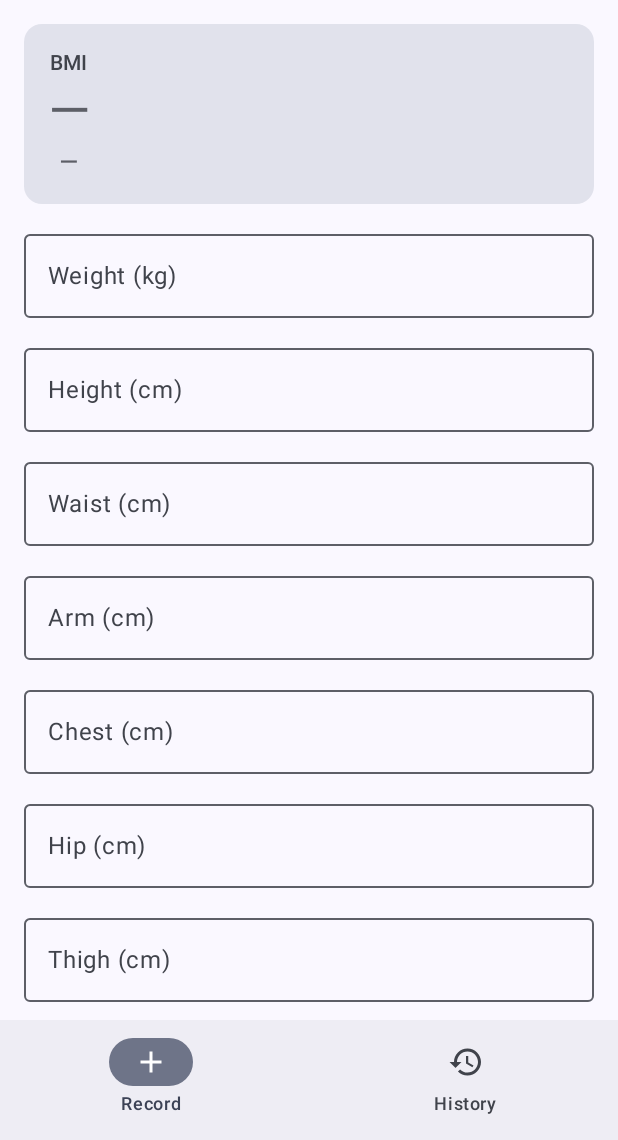
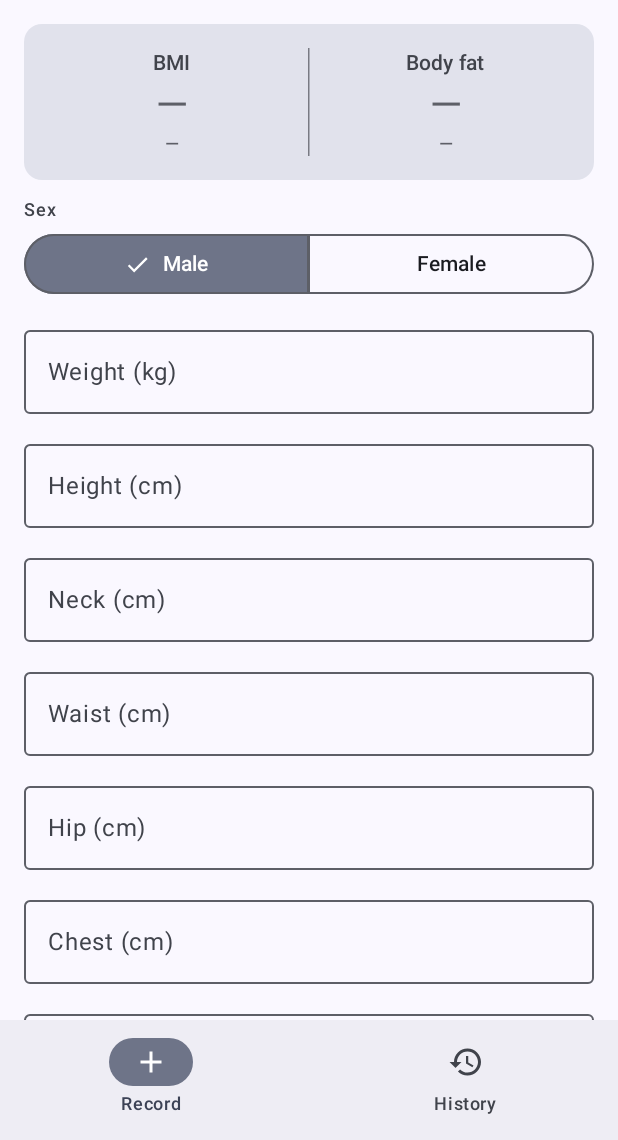
Before and after one commit to hakansilsupur/body_measure, an Android app built with Jetpack Compose: the screen it shows after launch (MainActivity), on a phone screen of 412 x 824 dp, the part 96-1236 px from its top. Run offline under Robolectric (Android 15) with nearby library versions, the phone set to English and light mode, and no system bars; our stand-ins replace Room's generated code.

Commit message:
Add body-fat % calculation (U.S. Navy tape method)
Adds a Sex selector and computes body-fat % from height, neck, and
waist (plus hip for female). Body-fat % is shown in the live preview
card alongside BMI and stored with each entry in History, color-coded
by ACE category (Essential/Athletes/Fitness/Average/Obese).

Schema bumped to v2 with destructive fallback (pre-release).

```diff
--- a/app/src/main/java/com/bodymeasure/app/data/Measurement.kt
+++ b/app/src/main/java/com/bodymeasure/app/data/Measurement.kt
@@ -7,6 +7,7 @@ import androidx.room.PrimaryKey
 data class Measurement(
     @PrimaryKey(autoGenerate = true) val id: Long = 0,
     val timestamp: Long = System.currentTimeMillis(),
+    val sex: String = "Male",
     val weightKg: Double,
     val heightCm: Double,
     val waistCm: Double? = null,
@@ -15,5 +16,6 @@ data class Measurement(
     val hipCm: Double? = null,
     val thighCm: Double? = null,
     val neckCm: Double? = null,
-    val bmi: Double
+    val bmi: Double,
+    val bodyFatPct: Double? = null
 )
--- a/app/src/main/java/com/bodymeasure/app/data/MeasurementDatabase.kt
+++ b/app/src/main/java/com/bodymeasure/app/data/MeasurementDatabase.kt
@@ -5,7 +5,7 @@ import androidx.room.Database
 import androidx.room.Room
 import androidx.room.RoomDatabase
 
-@Database(entities = [Measurement::class], version = 1, exportSchema = false)
+@Database(entities = [Measurement::class], version = 2, exportSchema = false)
 abstract class MeasurementDatabase : RoomDatabase() {
 
     abstract fun measurementDao(): MeasurementDao
@@ -19,7 +19,11 @@ abstract class MeasurementDatabase : RoomDatabase() {
                     context.applicationContext,
                     MeasurementDatabase::class.java,
                     "body_measure.db"
-                ).build().also { instance = it }
+                )
+                    // Pre-release: schema additions (sex, bodyFatPct) wipe the DB.
+                    .fallbackToDestructiveMigration()
+                    .build()
+                    .also { instance = it }
             }
     }
 }
--- a/app/src/main/java/com/bodymeasure/app/ui/AddMeasurementScreen.kt
+++ b/app/src/main/java/com/bodymeasure/app/ui/AddMeasurementScreen.kt
@@ -17,11 +17,16 @@ import androidx.compose.material3.CardDefaults
 import androidx.compose.material3.MaterialTheme
 import androidx.compose.material3.OutlinedButton
 import androidx.compose.material3.OutlinedTextField
+import androidx.compose.material3.SegmentedButton
+import androidx.compose.material3.SegmentedButtonDefaults
+import androidx.compose.material3.SingleChoiceSegmentedButtonRow
 import androidx.compose.material3.Text
+import androidx.compose.material3.VerticalDivider
 import androidx.compose.runtime.Composable
 import androidx.compose.runtime.getValue
 import androidx.compose.runtime.mutableStateOf
 import androidx.compose.runtime.remember
+import androidx.compose.runtime.saveable.rememberSaveable
 import androidx.compose.runtime.setValue
 import androidx.compose.ui.Alignment
 import androidx.compose.ui.Modifier
@@ -32,10 +37,14 @@ import androidx.compose.ui.unit.dp
 import com.bodymeasure.app.R
 import com.bodymeasure.app.util.Bmi
 import com.bodymeasure.app.util.BmiCategory
+import com.bodymeasure.app.util.BodyFat
+import com.bodymeasure.app.util.BodyFatCategory
+import com.bodymeasure.app.util.Sex
 
 @Composable
 fun AddMeasurementScreen(
     onSave: (
+        sex: Sex,
         weightKg: Double,
         heightCm: Double,
         waist: Double?,
@@ -48,19 +57,26 @@ fun AddMeasurementScreen(
     ) -> Unit,
     showMessage: (String) -> Unit
 ) {
-    var weight by remember { mutableStateOf("") }
-    var height by remember { mutableStateOf("") }
-    var waist by remember { mutableStateOf("") }
-    var arm by remember { mutableStateOf("") }
-    var chest by remember { mutableStateOf("") }
-    var hip by remember { mutableStateOf("") }
-    var thigh by remember { mutableStateOf("") }
-    var neck by remember { mutableStateOf("") }
+    var sex by rememberSaveable { mutableStateOf(Sex.Male) }
+    var weight by rememberSaveable { mutableStateOf("") }
+    var height by rememberSaveable { mutableStateOf("") }
+    var waist by rememberSaveable { mutableStateOf("") }
+    var arm by rememberSaveable { mutableStateOf("") }
+    var chest by rememberSaveable { mutableStateOf("") }
+    var hip by rememberSaveable { mutableStateOf("") }
+    var thigh by rememberSaveable { mutableStateOf("") }
+    var neck by rememberSaveable { mutableStateOf("") }
 
     val weightD = weight.toDoubleOrNull()
     val heightD = height.toDoubleOrNull()
+    val waistD = waist.toDoubleOrNull()
+    val hipD = hip.toDoubleOrNull()
+    val neckD = neck.toDoubleOrNull()
+
     val livePreviewBmi = if (weightD != null && heightD != null && weightD > 0 && heightD > 0)
         Bmi.calculate(weightD, heightD) else null
+    val livePreviewBodyFat = if (heightD != null && heightD > 0)
+        BodyFat.calculate(sex, heightD, neckD, waistD, hipD) else null
 
     val savedLabel = stringResource(R.string.saved)
     val errInvalid = stringResource(R.string.error_invalid_number)
@@ -73,16 +89,26 @@ fun AddMeasurementScreen(
             .padding(16.dp),
         verticalArrangement = Arrangement.spacedBy(12.dp)
     ) {
-        BmiPreviewCard(bmi = livePreviewBmi)
+        PreviewCard(bmi = livePreviewBmi, sex = sex, bodyFat = livePreviewBodyFat)
+
+        SexSelector(sex = sex, onChange = { sex = it })
 
         NumberField(value = weight, onChange = { weight = it }, label = stringResource(R.string.weight_kg))
         NumberField(value = height, onChange = { height = it }, label = stringResource(R.string.height_cm))
+        NumberField(value = neck, onChange = { neck = it }, label = stringResource(R.string.neck_cm))
         NumberField(value = waist, onChange = { waist = it }, label = stringResource(R.string.waist_cm))
+        NumberField(value = hip, onChange = { hip = it }, label = stringResource(R.string.hip_cm))
+        NumberField(value = chest, onChange = { chest = it }, label = stringResource(R.string.chest_cm))
         NumberField(value = arm, onChange = { arm = it }, label = stringResource(R.string.arm_cm))
-        NumberField(value = chest, onChange = { chest = it }, label = stringResource(R.string.chest_cm))
-        NumberField(value = hip, onChange = { hip = it }, label = stringResource(R.string.hip_cm))
         NumberField(value = thigh, onChange = { thigh = it }, label = stringResource(R.string.thigh_cm))
-        NumberField(value = neck, onChange = { neck = it }, label = stringResource(R.string.neck_cm))
+
+        Text(
+            text = stringResource(
+                if (sex == Sex.Female) R.string.bf_hint_female else R.string.bf_hint_male
+            ),
+            style = MaterialTheme.typography.bodySmall,
+            color = MaterialTheme.colorScheme.onSurfaceVariant
+        )
 
         Row(
             modifier = Modifier.fillMaxWidth(),
@@ -105,6 +131,7 @@ fun AddMeasurementScreen(
                         return@Button
                     }
                     onSave(
+                        sex,
                         w, h,
                         waist.toDoubleOrNull(),
                         arm.toDoubleOrNull(),
@@ -133,11 +160,34 @@ fun AddMeasurementScreen(
 }
 
 @Composable
+private fun SexSelector(sex: Sex, onChange: (Sex) -> Unit) {
+    Column {
+        Text(
+            stringResource(R.string.sex),
+            style = MaterialTheme.typography.labelMedium,
+            color = MaterialTheme.colorScheme.onSurfaceVariant,
+            modifier = Modifier.padding(bottom = 4.dp)
+        )
+        SingleChoiceSegmentedButtonRow(modifier = Modifier.fillMaxWidth()) {
+            SegmentedButton(
+                selected = sex == Sex.Male,
+                onClick = { onChange(Sex.Male) },
+                shape = SegmentedButtonDefaults.itemShape(index = 0, count = 2)
+            ) { Text(stringResource(R.string.sex_male)) }
+            SegmentedButton(
+                selected = sex == Sex.Female,
+                onClick = { onChange(Sex.Female) },
+                shape = SegmentedButtonDefaults.itemShape(index = 1, count = 2)
+            ) { Text(stringResource(R.string.sex_female)) }
+        }
+    }
+}
+
+@Composable
 private fun NumberField(value: String, onChange: (String) -> Unit, label: String) {
     OutlinedTextField(
         value = value,
         onValueChange = { input ->
-            // Accept digits, single dot, and comma (replace comma with dot)
             val sanitized = input.replace(',', '.').filter { it.isDigit() || it == '.' }
             val singleDot = sanitized.indexOf('.').let { first ->
                 if (first == -1) sanitized
@@ -154,30 +204,70 @@ private fun NumberField(value: String, onChange: (String) -> Unit, label: String
 }
 
 @Composable
-private fun BmiPreviewCard(bmi: Double?) {
-    val category = bmi?.let { Bmi.categorize(it) }
-    val (label, color) = when (category) {
+private fun PreviewCard(bmi: Double?, sex: Sex, bodyFat: Double?) {
+    val bmiCat = bmi?.let { Bmi.categorize(it) }
+    val (bmiLabel, bmiColor) = when (bmiCat) {
         BmiCategory.Underweight -> stringResource(R.string.bmi_underweight) to Color(0xFF42A5F5)
         BmiCategory.Normal -> stringResource(R.string.bmi_normal) to Color(0xFF43A047)
         BmiCategory.Overweight -> stringResource(R.string.bmi_overweight) to Color(0xFFFB8C00)
         BmiCategory.Obese -> stringResource(R.string.bmi_obese) to Color(0xFFE53935)
         null -> "—" to MaterialTheme.colorScheme.outline
     }
+    val bfCat = bodyFat?.let { BodyFat.categorize(sex, it) }
+    val (bfLabel, bfColor) = when (bfCat) {
+        BodyFatCategory.Essential -> stringResource(R.string.bf_essential) to Color(0xFF42A5F5)
+        BodyFatCategory.Athletes -> stringResource(R.string.bf_athletes) to Color(0xFF26A69A)
+        BodyFatCategory.Fitness -> stringResource(R.string.bf_fitness) to Color(0xFF43A047)
+        BodyFatCategory.Average -> stringResource(R.string.bf_average) to Color(0xFFFB8C00)
+        BodyFatCategory.Obese -> stringResource(R.string.bf_obese) to Color(0xFFE53935)
+        null -> "—" to MaterialTheme.colorScheme.outline
+    }
+
     Card(
         modifier = Modifier.fillMaxWidth(),
         colors = CardDefaults.cardColors(containerColor = MaterialTheme.colorScheme.surfaceVariant)
     ) {
-        Column(
-            modifier = Modifier.padding(16.dp),
-            horizontalAlignment = Alignment.CenterHorizontally
+        Row(
+            modifier = Modifier.fillMaxWidth().padding(16.dp),
+            verticalAlignment = Alignment.CenterVertically
         ) {
-            Text(stringResource(R.string.bmi), style = MaterialTheme.typography.labelLarge)
-            Text(
-                text = bmi?.let(Bmi::format) ?: "—",
-                style = MaterialTheme.typography.displaySmall,
-                color = color
+            MetricColumn(
+                title = stringResource(R.string.bmi),
+                valueText = bmi?.let(Bmi::format) ?: "—",
+                category = bmiLabel,
+                color = bmiColor,
+                modifier = Modifier.weight(1f)
             )
-            Text(label, style = MaterialTheme.typography.titleMedium, color = color)
+            VerticalDivider(
+                modifier = Modifier
+                    .height(72.dp)
+                    .padding(horizontal = 8.dp)
+            )
+            MetricColumn(
+                title = stringResource(R.string.body_fat),
+                valueText = bodyFat?.let { "${BodyFat.format(it)}%" } ?: "—",
+                category = bfLabel,
+                color = bfColor,
+                modifier = Modifier.weight(1f)
+            )
         }
     }
 }
+
+@Composable
+private fun MetricColumn(
+    title: String,
+    valueText: String,
+    category: String,
+    color: Color,
+    modifier: Modifier = Modifier
+) {
+    Column(
+        modifier = modifier,
+        horizontalAlignment = Alignment.CenterHorizontally
+    ) {
+        Text(title, style = MaterialTheme.typography.labelLarge)
+        Text(valueText, style = MaterialTheme.typography.headlineMedium, color = color)
+        Text(category, style = MaterialTheme.typography.labelMedium, color = color)
+    }
+}
--- a/app/src/main/res/values/strings.xml
+++ b/app/src/main/res/values/strings.xml
@@ -4,6 +4,10 @@
 
     <string name="tab_add">Record</string>
     <string name="tab_history">History</string>
+
+    <string name="sex">Sex</string>
+    <string name="sex_male">Male</string>
+    <string name="sex_female">Female</string>
 
     <string name="weight_kg">Weight (kg)</string>
     <string name="height_cm">Height (cm)</string>
@@ -17,12 +21,22 @@
     <string name="save">Save</string>
     <string name="clear">Clear</string>
     <string name="delete">Delete</string>
+
     <string name="bmi">BMI</string>
-
     <string name="bmi_underweight">Underweight</string>
     <string name="bmi_normal">Normal</string>
     <string name="bmi_overweight">Overweight</string>
     <string name="bmi_obese">Obese</string>
+
+    <string name="body_fat">Body fat</string>
+    <string name="body_fat_short">BF</string>
+    <string name="bf_essential">Essential</string>
+    <string name="bf_athletes">Athletes</string>
+    <string name="bf_fitness">Fitness</string>
+    <string name="bf_average">Average</string>
+    <string name="bf_obese">Obese</string>
+    <string name="bf_hint_male">Body fat needs height, neck and waist</string>
+    <string name="bf_hint_female">Body fat needs height, neck, waist and hip</string>
 
     <string name="error_required_weight_height">Weight and height are required</string>
     <string name="error_invalid_number">Please enter valid positive numbers</string>
```
Also changed, not shown: app/src/main/java/com/bodymeasure/app/ui/HistoryScreen.kt (+36 -6 lines), app/src/main/java/com/bodymeasure/app/ui/MeasurementViewModel.kt (+13 -1 lines), app/src/main/java/com/bodymeasure/app/util/BodyFat.kt (added, +67 -0 lines), 1 other file.
